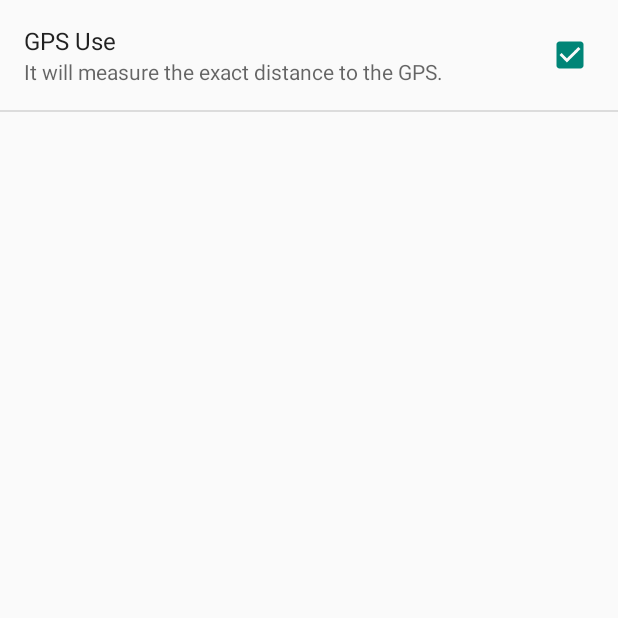
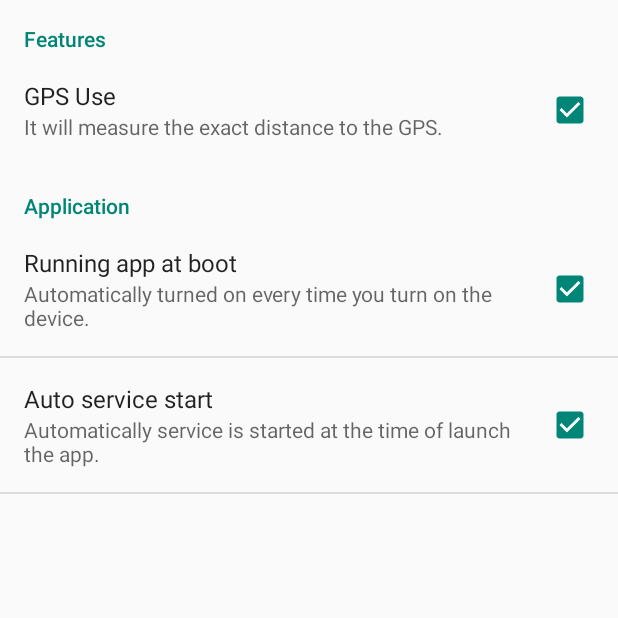
Before and after one commit to 1234342/Falling, an Android app: the screen it shows after launch (Setting), in the options menu, after a tap on "Settings", on a phone screen of 412 x 824 dp, the top half of it. Run offline under Robolectric (Android 15) with nearby library versions, the phone set to English and light mode, and no system bars.

Commit message:
Edit Setting , Add isServiceRunning()

```diff
--- a/app/src/main/java/com/kudosku/falling/AppService.java
+++ b/app/src/main/java/com/kudosku/falling/AppService.java
@@ -39,14 +39,14 @@ public class AppService extends Service {
 
         //mNty.notify(3939, mNoti);
         startForeground(3939, mNoti);
-        Toast.makeText(getApplicationContext(), "서비스를 시작합니다.", Toast.LENGTH_LONG).show();
+        Toast.makeText(getApplicationContext(), getResources().getString(R.string.service_start), Toast.LENGTH_LONG).show();
 
         return Service.START_STICKY;
     }
 
     public void onDestroy(){
         stopForeground(true);
-        Toast.makeText(getApplicationContext(), "서비스를 중지합니다.", Toast.LENGTH_LONG).show();
+        Toast.makeText(getApplicationContext(), getResources().getString(R.string.service_stop), Toast.LENGTH_LONG).show();
     }
 
     @Override
--- a/app/src/main/java/com/kudosku/falling/MainActivity.java
+++ b/app/src/main/java/com/kudosku/falling/MainActivity.java
@@ -5,10 +5,14 @@ import android.app.AlertDialog;
 import android.content.DialogInterface;
 import android.support.v7.app.AppCompatActivity;
 import android.os.Bundle;
+import android.util.Log;
 import android.view.KeyEvent;
 import android.view.Menu;
 import android.view.MenuItem;
 import android.content.Intent;
+import android.widget.Toast;
+
+import java.util.List;
 
 public class MainActivity extends AppCompatActivity {
 
@@ -16,9 +20,27 @@ public class MainActivity extends AppCompatActivity {
     protected void onCreate(Bundle savedInstanceState) {
         super.onCreate(savedInstanceState);
         setContentView(R.layout.main);
-        Intent svi = new Intent(MainActivity.this, AppService.class);
-        startService(svi);
 
+        ActivityManager am = (ActivityManager) this.getSystemService(ACTIVITY_SERVICE);
+
+        List<ActivityManager.RunningServiceInfo> rs = am.getRunningServices(50);
+
+        if (!(isServiceRunning(AppService.class)) ) {
+            Intent svi = new Intent(MainActivity.this, AppService.class);
+            startService(svi);
+        }
+
+    }
+
+    public boolean isServiceRunning (Class<?> serviceclass) {
+        ActivityManager am = (ActivityManager) this.getSystemService(ACTIVITY_SERVICE);
+        for (ActivityManager.RunningServiceInfo service : am.getRunningServices(Integer.MAX_VALUE)) {
+            if (serviceclass.getName().equals(service.service.getClassName())) {
+                return true;
+            }
+        }
+
+        return false;
     }
 
     public boolean onKeyDown(int keyCode, KeyEvent event) {
--- a/app/src/main/res/values/strings.xml
+++ b/app/src/main/res/values/strings.xml
@@ -7,10 +7,21 @@
     <string name="yes">Yes</string>
     <string name="no">No</string>
 
+    <string name="service_start">Service Started</string>
+    <string name="service_stop">Service Stopped</string>
+
     <string name="exit_summary">Are you sure you want to exit?</string>
 
     <string name="settings">Settings</string>
-    <string name="credits">Credits</string>
+    <string name="settings_features">Features</string>
+    <string name="settings_application">Application</string>
+
     <string name="use_gps_title">GPS Use</string>
     <string name="use_gps_summary">It will measure the exact distance to the GPS.</string>
+    <string name="use_boot_start_title">Running app at boot</string>
+    <string name="use_boot_start_summary">Automatically turned on every time you turn on the device.</string>
+    <string name="use_auto_service_title">Auto service start</string>
+    <string name="use_auto_service_summary">Automatically service is started at the time of launch the app.</string>
+
+    <string name="credits">Credits</string>
 </resources>
--- a/app/src/main/res/xml/setting.xml
+++ b/app/src/main/res/xml/setting.xml
@@ -1,10 +1,26 @@
 <?xml version="1.0" encoding="utf-8"?>
 <PreferenceScreen xmlns:android="http://schemas.android.com/apk/res/android"
     android:key="setting_pref" >
-    <CheckBoxPreference
+    <PreferenceCategory android:title="@string/settings_features">
+        <CheckBoxPreference
         android:key="Gps_use"
         android:title="@string/use_gps_title"
         android:summary="@string/use_gps_summary"
         android:defaultValue="true" />
+    </PreferenceCategory>
+
+    <PreferenceCategory android:title="@string/settings_application">
+        <CheckBoxPreference
+            android:key="boot_start"
+            android:title="@string/use_boot_start_title"
+            android:summary="@string/use_boot_start_summary"
+            android:defaultValue="true" />
+
+        <CheckBoxPreference
+            android:key="auto_service"
+            android:title="@string/use_auto_service_title"
+            android:summary="@string/use_auto_service_summary"
+            android:defaultValue="true" />
+    </PreferenceCategory>
 
 </PreferenceScreen>
```
Also changed, not shown: 1 other file.
